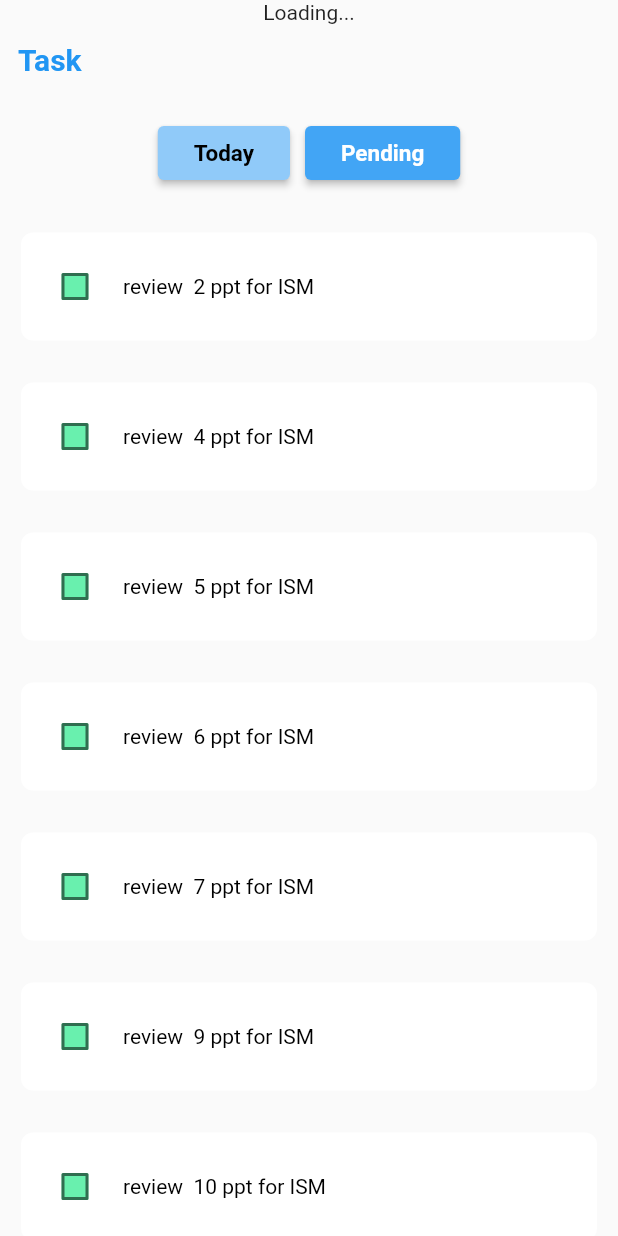
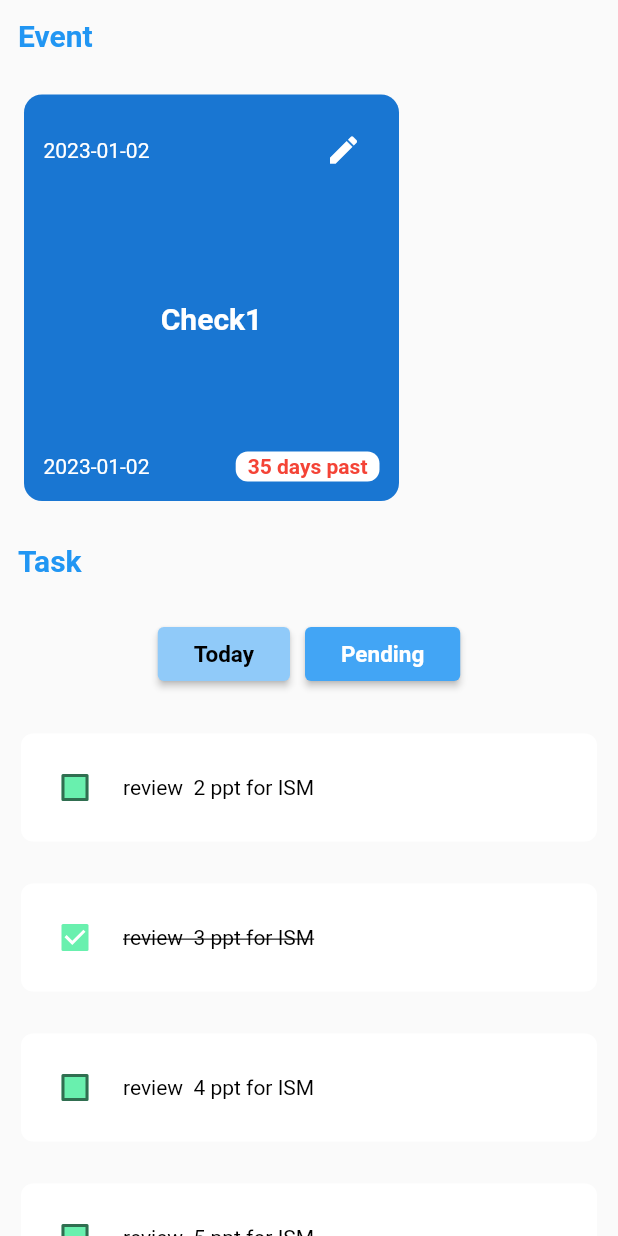
Before and after one commit to Akash-Raj-ST/docket, a Flutter app: the screen it shows after launch, after a tap on "Pending", on a phone screen of 412 x 824 dp. Run offline on Flutter 3.47's test engine with Material 2 defaults, Android fonts, the phone set to English and light mode, and no system bars; our stand-ins replace bloc, equatable, flutter_bloc, hive, hive_flutter; accounts and stored records are empty.

```diff
--- a/lib/events/EventPage.dart
+++ b/lib/events/EventPage.dart
@@ -77,7 +77,7 @@ class EventItem extends StatelessWidget {
   @override
   Widget build(BuildContext context) {
 
-    var days_left = DateTime.parse(event['deadlineDate']).difference(DateTime.now()).inDays;
+    var days_left = DateTime.parse(event.deadlineDate).difference(DateTime.now()).inDays;
 
     return Padding(
       padding: const EdgeInsets.all(8.0),
@@ -96,7 +96,7 @@ class EventItem extends StatelessWidget {
               Row(
                 mainAxisAlignment: MainAxisAlignment.spaceBetween,
                 children: [
-                  Text(event['deadlineDate'],
+                  Text(event.deadlineDate,
                     style: TextStyle(
                       color: Colors.white,
                     ),
@@ -117,7 +117,7 @@ class EventItem extends StatelessWidget {
               Padding(
                 padding: const EdgeInsets.only(left: 8,top: 2,right: 8,bottom: 2),
                 child: Center(
-                  child: Text(event['title'],
+                  child: Text(event.title,
                     textAlign: TextAlign.center,
                     style: TextStyle(
                       fontSize: 20,
@@ -132,7 +132,7 @@ class EventItem extends StatelessWidget {
               Row(
                 mainAxisAlignment: MainAxisAlignment.spaceBetween,
                 children: [
-                  Text(event["deadlineTime"],
+                  Text(event.deadlineTime,
                     style: TextStyle(
                       color: Colors.white,
                     ),
--- a/lib/services/event.dart
+++ b/lib/services/event.dart
@@ -9,16 +9,17 @@ class EventService{
     Hive.registerAdapter(EventAdapter());
     _events = await Hive.openBox<Event>('EventBox');
 
+    _events.clear();
+
     _events.add(Event(title: "Check1", dateCreated: "Today", deadlineDate: "2023-01-02", deadlineTime: "2023-01-02", alert: "alert_time", status: false));
     _events.add(Event(title: "Check2", dateCreated: "Today", deadlineDate: "2023-01-02", deadlineTime: "2023-01-02", alert: "alert_time", status: false));
-
-    _events.clear();
+    print("Loaded event init");
   }
 
   Future<List<Event>> getEvents() async{
-    final all_events = _events.values.toList();
+    // final all_events = _events.values.toList();
 
-    return all_events;
+    return [Event(title: "Check1", dateCreated: "Today", deadlineDate: "2023-01-02", deadlineTime: "2023-01-02", alert: "alert_time", status: false)];
   }
 
   Future<void> addEvent(Event event) async{
--- a/lib/services/task.dart
+++ b/lib/services/task.dart
@@ -11,9 +11,31 @@ class TaskService{
   }
 
   Future<List<Task>> getTasks() async{
-    final all_tasks = _tasks.values.toList();
+    // final all_tasks = _tasks.values.toList();
+    return [
+    Task(
+      title: "review  2 ppt for ISM",
+      dateCreated: "12/01/2023",
+      status: false
+    ),
+    Task(
+      title: "review  3 ppt for ISM",
+      dateCreated: "12/01/2023",
+      status: true
+    ),
+    Task(
+      title: "review  4 ppt for ISM",
+      dateCreated: "12/01/2023",
+      status: false
+    ),
+    Task(
+      title: "review  5 ppt for ISM",
+      dateCreated: "12/01/2023",
+      status: false
+    ),
 
-    return all_tasks;
+  ];
+    //return all_tasks;
   }
 
   Future<void> addTask(Task task) async{
--- a/lib/tasks/PendingTask.dart
+++ b/lib/tasks/PendingTask.dart
@@ -1,56 +1,35 @@
+// ignore_for_file: public_member_api_docs, sort_constructors_first
 import 'package:flutter/material.dart';
+import 'package:flutter_bloc/flutter_bloc.dart';
 
+import 'bloc/task_bloc.dart';
 
-class PendingTask extends StatefulWidget {
-  List all_tasks;
-  var handler;
-  PendingTask({required this.all_tasks,required this.handler,super.key});
-
-  @override
-  State<PendingTask> createState() => _ShowPendingState();
-}
-
-class _ShowPendingState extends State<PendingTask> {
-
-  bool is_checked = false;
-  List pending_tasks = [];
-
-  @override
-  void initState() {
-    // TODO: implement initState
-    super.initState();
-
-    widget.all_tasks.forEach((task) {
-      if(task['status']=='pending'){
-        pending_tasks.add(task);
-      }
-    }
-    );
-  }
+class PendingTask extends StatelessWidget {
 
   @override
   Widget build(BuildContext context) {
+    return BlocBuilder<TaskBloc, TaskState>(
+      builder: (context, state) {
+        if(state is TaskLoadedState){
           return ListView(
-        children: pending_tasks.map((task){
-          return Task(task: task,handler: widget.handler,);
+            children: state.Tasks.map((task) {
+              return TaskItem(task: task);
             }).toList(),
+          );
+        }else{
+          return Center(
+            child:Text("Loading Today Task...")
+          );
+        }
+      },
     );
   }
 }
 
-class Task extends StatefulWidget {
-  Map task;
-  var handler;
+class TaskItem extends StatelessWidget {
+  var task;
 
-  Task({required this.task,required this.handler,super.key});
-
-  @override
-  State<Task> createState() => _TaskState();
-}
-
-class _TaskState extends State<Task> {
-
-  bool is_checked = false;
+  TaskItem({required this.task, super.key});
 
   @override
   Widget build(BuildContext context) {
@@ -78,28 +57,28 @@ class _TaskState extends State<Task> {
               child: Row(
                 children: [
                   Checkbox(
-                value: is_checked,
+                      value: task.status,
                       fillColor: MaterialStateProperty.resolveWith(getColor),
-                onChanged: (bool? value){
-                  setState(() {
-                    is_checked = value!;
+                      onChanged: (bool? value) {
+                        // setState(() {
+                        //   is_checked = value!;
 
-                    if(is_checked){
-                      widget.handler(widget.task['id'],'completed');
-                    }
-                  });
-                }
-              ),
+                        //   if (is_checked) {
+                        //     //update status
+                        //   }
+                        // });
+                      }),
                   Flexible(
                     child: Padding(
-                  padding: const EdgeInsets.only(left: 8,right: 8),
-                  child: Text(widget.task['title'],
+                      padding: const EdgeInsets.only(left: 8, right: 8),
+                      child: Text(task.title,
                           style: TextStyle(
-                      decoration: is_checked?TextDecoration.lineThrough:TextDecoration.none,
+                            decoration: task.status
+                                ? TextDecoration.lineThrough
+                                : TextDecoration.none,
                             fontSize: 14,
                             color: Colors.black,
-                      )
-                    ),
+                          )),
                     ),
                   ),
                 ],
--- a/lib/tasks/TaskPage.dart
+++ b/lib/tasks/TaskPage.dart
@@ -1,11 +1,12 @@
-import 'dart:ffi';
-
+import 'package:docket/services/task.dart';
 import 'package:flutter/material.dart';
 
 import 'package:docket/utils/button.dart';
 import 'package:docket/utils/heading.dart';
+import 'package:flutter_bloc/flutter_bloc.dart';
 import './PendingTask.dart';
 import './TodayTask.dart';
+import 'bloc/task_bloc.dart';
 
 class TaskPage extends StatefulWidget {
   const TaskPage({super.key});
@@ -16,79 +17,62 @@ class TaskPage extends StatefulWidget {
 
 class _TaskState extends State<TaskPage> {
 
-  List all_tasks = [{"id":1,"title":"review  2 ppt for ISM","deadline":"12/01/2023","status":"pending"},
-                    {"id":2,"title":"review  3 ppt for ISM","deadline":"12/01/2023","status":"today"},
-                    {"id":3,"title":"review  4 ppt for ISM","deadline":"12/01/2023","status":"pending"},
-                    {"id":4,"title":"review  5 ppt for ISM","deadline":"12/01/2023","status":"pending"},
-                    {"id":5,"title":"review  6 ppt for ISM","deadline":"12/01/2023","status":"pending"},
-                    {"id":6,"title":"review  7 ppt for ISM","deadline":"12/01/2023","status":"pending"},
-                    {"id":7,"title":"review  8 ppt for ISM","deadline":"12/01/2023","status":"today"},
-                    {"id":8,"title":"review  9 ppt for ISM","deadline":"12/01/2023","status":"pending"},
-                    {"id":9,"title":"review  10 ppt for ISM","deadline":"12/01/2023","status":"pending"},
-                    {"id":10,"title":"review  11 ppt for ISM","deadline":"12/01/2023","status":"pending"},
-  ];
 
   String current_tab = "Today";
 
-  void set_tab_handler(String option){
+  void set_tab_handler(String option) {
     setState(() {
       current_tab = option;
     });
   }
 
-  void update_status_handler(int id,String status){
-    List updated_tasks = all_tasks;
-
-    updated_tasks.forEach((task) {
-      if(task['id']==id){
-        task['status'] = status;
-      }
-    });
-
-    setState(() {
-      all_tasks = updated_tasks;
-    });
-    print(all_tasks);
-  }
-
-  void add_task_handler(task){
-    print("adding task...");
-  }
-
   @override
   Widget build(BuildContext context) {
+    return BlocProvider(
+
+      create: (context) => TaskBloc(
+        RepositoryProvider.of<TaskService>(context)
+      )..add(LoadTaskEvent()),
+
+      child: BlocConsumer<TaskBloc, TaskState>(
+        listener: (context, state) {
+          // TODO: implement listener
+        },
+
+      builder: (context, state) {
           return Expanded(
             flex: 3,
             child: Column(
               crossAxisAlignment: CrossAxisAlignment.start,
-
               children: [
                 heading("Task"),
-
                 Padding(
-            padding: const EdgeInsets.only(top:15,bottom:15),
-            child: ShowOptions(current_tab,set_tab_handler),
+                  padding: const EdgeInsets.only(top: 15, bottom: 15),
+                  child: ShowOptions(current_tab, set_tab_handler),
                 ),
-
                 Expanded(
-            child: current_tab=="Today"?TodayTask(all_tasks: all_tasks,handler: update_status_handler):PendingTask(all_tasks: all_tasks,handler: update_status_handler)
+                    child: current_tab == "Today"
+                        ? TodayTask()
+                        : PendingTask()
                 ),
-
               ],
+            ),
+          );
+        },
       ),
     );
   }
 }
 
-
-Widget ShowOptions(current_tab,handler) {
+Widget ShowOptions(current_tab, handler) {
   return Row(
     mainAxisAlignment: MainAxisAlignment.center,
     children: [
-      button("Today",current_tab,handler),
-      SizedBox(width: 10,),
-      button("Pending",current_tab,handler),
-
+      button("Today", current_tab, handler),
+      SizedBox(
+        width: 10,
+      ),
+      button("Pending", current_tab, handler),
     ],
   );
 }
--- a/lib/tasks/TodayTask.dart
+++ b/lib/tasks/TodayTask.dart
@@ -1,58 +1,36 @@
-import 'dart:ffi';
 
 import 'package:flutter/material.dart';
+import 'package:flutter_bloc/flutter_bloc.dart';
 
+import 'bloc/task_bloc.dart';
 
-class TodayTask extends StatefulWidget {
-  List all_tasks;
-  var handler;
-  TodayTask({required this.all_tasks,required this.handler,super.key});
-
-  @override
-  State<TodayTask> createState() => _ShowPendingState();
-}
-
-class _ShowPendingState extends State<TodayTask> {
-
-  bool is_checked = false;
-  List pending_tasks = [];
-
-  @override
-  void initState() {
-    // TODO: implement initState
-    super.initState();
-
-    widget.all_tasks.forEach((task) {
-      if(task['status']=='today'){
-        pending_tasks.add(task);
-      }
-    }
-    );
-  }
+class TodayTask extends StatelessWidget {
 
   @override
   Widget build(BuildContext context) {
+    return BlocBuilder<TaskBloc, TaskState>(
+      builder: (context, state) {
+        if(state is TaskLoadedState){
           return ListView(
-        children: pending_tasks.map((task){
-          return Task(task: task,handler: widget.handler,);
+            children: state.Tasks.map((task) {
+              return TaskItem(task: task);
             }).toList(),
+          );
+        }
+        else{
+          return Center(
+            child:Text("Loading Today Task...")
+          );
+        }
+      },
     );
   }
 }
 
-class Task extends StatefulWidget {
-  Map task;
-  var handler;
+class TaskItem extends StatelessWidget {
+  var task;
 
-  Task({required this.task,required this.handler,super.key});
-
-  @override
-  State<Task> createState() => _TaskState();
-}
-
-class _TaskState extends State<Task> {
-
-  bool is_checked = false;
+  TaskItem({required this.task, super.key});
 
   @override
   Widget build(BuildContext context) {
@@ -80,28 +58,28 @@ class _TaskState extends State<Task> {
           child: Row(
             children: [
               Checkbox(
-                value: is_checked,
+                  value: false,
                   fillColor: MaterialStateProperty.resolveWith(getColor),
-                onChanged: (bool? value){
-                  setState(() {
-                    is_checked = value!;
+                  onChanged: (bool? value) {
+                    // setState(() {
+                    //   is_checked = value!;
 
-                    if(is_checked){
-                      widget.handler(widget.task['id'],'completed');
-                    }
-                  });
-                }
-              ),
+                    //   if (is_checked) {
+                    //     //update status of list
+                    //   }
+                    // });
+                  }),
               Flexible(
                 child: Padding(
-                  padding: const EdgeInsets.only(left: 8,right: 8),
-                  child: Text(widget.task['title'],
+                  padding: const EdgeInsets.only(left: 8, right: 8),
+                  child: Text(task.title,
                       style: TextStyle(
-                      decoration: is_checked?TextDecoration.lineThrough:TextDecoration.none,
+                        decoration: task.status
+                            ? TextDecoration.lineThrough
+                            : TextDecoration.none,
                         fontSize: 14,
                         color: Colors.black,
-                      )
-                    ),
+                      )),
                 ),
               ),
             ],
```
Lines whose indentation alone changed are shown as unchanged.
